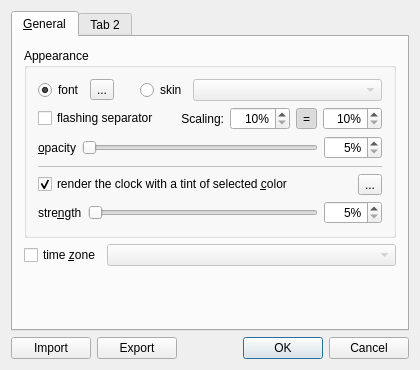
Above: src/app/settings/settings_dialog.ui from Kolcha/DigitalClockNext before the change. Below: the same form after it.
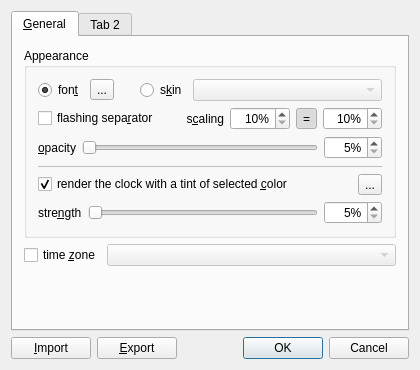
That is the form after the change.

Diff of the .ui file:
```diff
--- a/src/app/settings/settings_dialog.ui
+++ b/src/app/settings/settings_dialog.ui
@@ -42,7 +42,7 @@
             <item>
              <widget class="QRadioButton" name="font_rbtn">
               <property name="text">
-               <string>font</string>
+               <string>fon&amp;t</string>
               </property>
               <property name="checked">
                <bool>true</bool>
@@ -75,7 +75,7 @@
             <item>
              <widget class="QRadioButton" name="skin_rbtn">
               <property name="text">
-               <string>skin</string>
+               <string>s&amp;kin</string>
               </property>
              </widget>
             </item>
@@ -99,18 +99,21 @@
             <item>
              <widget class="QCheckBox" name="is_separator_flashes">
               <property name="text">
-               <string>flashing separator</string>
+               <string>flashing sepa&amp;rator</string>
               </property>
              </widget>
             </item>
             <item>
              <widget class="QLabel" name="scaling_label">
               <property name="text">
-               <string>Scaling:</string>
+               <string>s&amp;caling</string>
               </property>
               <property name="alignment">
                <set>Qt::AlignRight|Qt::AlignTrailing|Qt::AlignVCenter</set>
               </property>
+              <property name="buddy">
+               <cstring>scaling_x_edit</cstring>
+              </property>
              </widget>
             </item>
             <item>
@@ -348,15 +351,21 @@
     <layout class="QHBoxLayout" name="buttons_layout">
      <item>
       <widget class="QPushButton" name="import_btn">
+       <property name="toolTip">
+        <string>import settings</string>
+       </property>
        <property name="text">
-        <string>Import</string>
+        <string>&amp;Import</string>
        </property>
       </widget>
      </item>
      <item>
       <widget class="QPushButton" name="export_btn">
+       <property name="toolTip">
+        <string>export settings</string>
+       </property>
        <property name="text">
-        <string>Export</string>
+        <string>&amp;Export</string>
        </property>
       </widget>
      </item>
```
Left out of the diff: 7 changed lines with no effect on the pictures.
